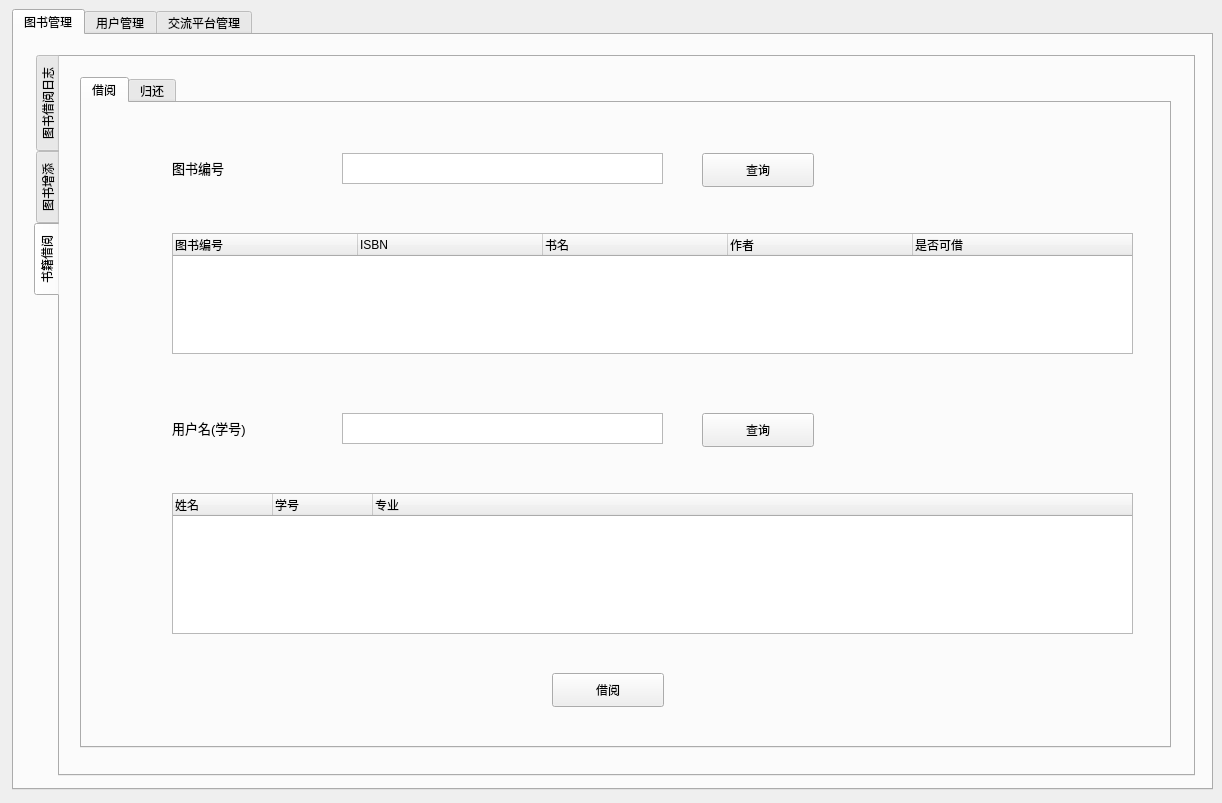
Before: the Qt Designer form Library/Library/Admin.ui in belowthetree/LibrarySystem, drawn with Qt 5.
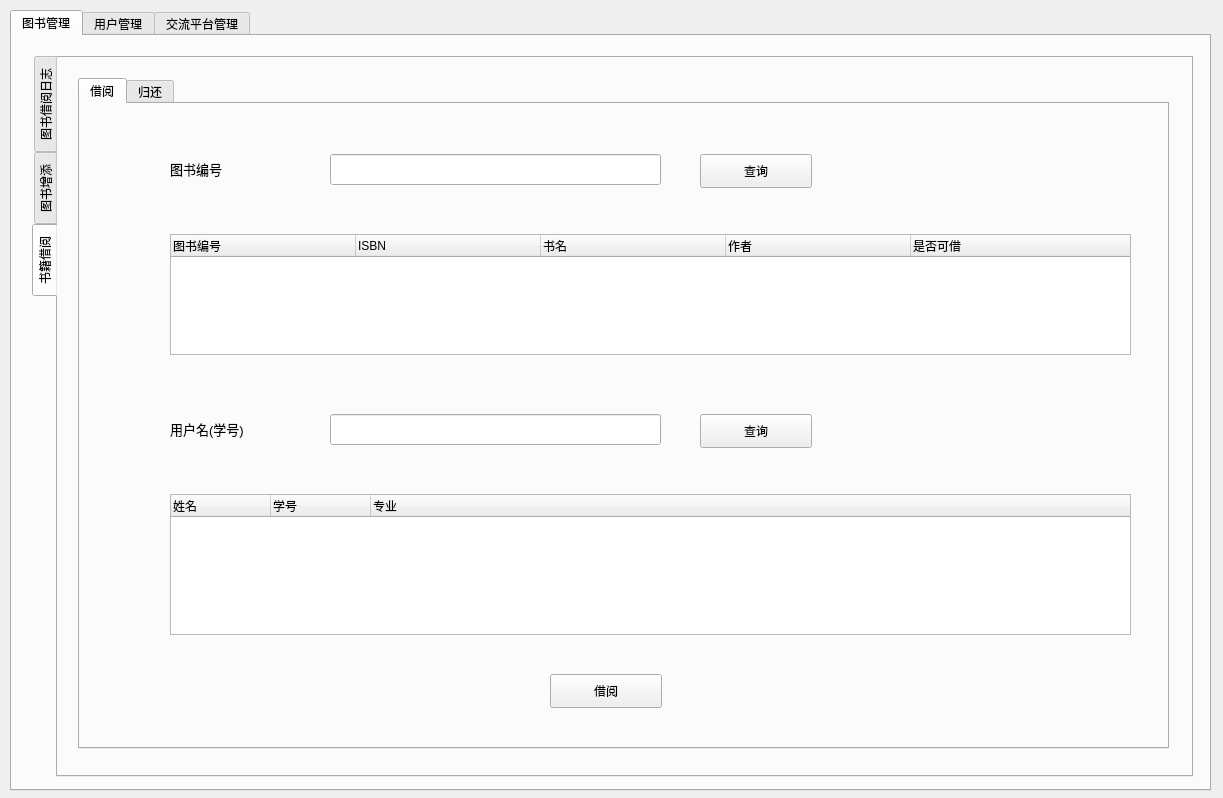
After: the same form once the commit is applied. The open tabs and pages were chosen to show the change.

Patch:
```diff
--- a/Library/Library/Admin.ui
+++ b/Library/Library/Admin.ui
@@ -6,8 +6,8 @@
    <rect>
     <x>0</x>
     <y>0</y>
-    <width>1222</width>
-    <height>803</height>
+    <width>1223</width>
+    <height>798</height>
    </rect>
   </property>
   <property name="windowTitle">
@@ -16,8 +16,8 @@
   <widget class="QTabWidget" name="tabWidget">
    <property name="geometry">
     <rect>
-     <x>12</x>
-     <y>9</y>
+     <x>10</x>
+     <y>10</y>
      <width>1201</width>
      <height>781</height>
     </rect>
@@ -313,16 +313,6 @@
           <string>&lt;html&gt;&lt;head/&gt;&lt;body&gt;&lt;p&gt;&lt;span style=&quot; font-size:10pt;&quot;&gt;图书编号&lt;/span&gt;&lt;/p&gt;&lt;/body&gt;&lt;/html&gt;</string>
          </property>
         </widget>
-        <widget class="QTextEdit" name="textEdit">
-         <property name="geometry">
-          <rect>
-           <x>260</x>
-           <y>50</y>
-           <width>321</width>
-           <height>31</height>
-          </rect>
-         </property>
-        </widget>
         <widget class="QPushButton" name="searchPushButton">
          <property name="geometry">
           <rect>
@@ -387,16 +377,6 @@
           <string>&lt;html&gt;&lt;head/&gt;&lt;body&gt;&lt;p&gt;&lt;span style=&quot; font-size:10pt;&quot;&gt;用户名(学号)&lt;/span&gt;&lt;/p&gt;&lt;/body&gt;&lt;/html&gt;</string>
          </property>
         </widget>
-        <widget class="QTextEdit" name="textEdit_2">
-         <property name="geometry">
-          <rect>
-           <x>260</x>
-           <y>310</y>
-           <width>321</width>
-           <height>31</height>
-          </rect>
-         </property>
-        </widget>
         <widget class="QPushButton" name="searchPushButton_2">
          <property name="geometry">
           <rect>
@@ -448,6 +428,26 @@
           <string>借阅</string>
          </property>
         </widget>
+        <widget class="QLineEdit" name="lineEdit">
+         <property name="geometry">
+          <rect>
+           <x>250</x>
+           <y>50</y>
+           <width>331</width>
+           <height>31</height>
+          </rect>
+         </property>
+        </widget>
+        <widget class="QLineEdit" name="lineEdit_2">
+         <property name="geometry">
+          <rect>
+           <x>250</x>
+           <y>310</y>
+           <width>331</width>
+           <height>31</height>
+          </rect>
+         </property>
+        </widget>
        </widget>
        <widget class="QWidget" name="tab_14">
         <attribute name="title">
@@ -820,6 +820,7 @@
    </widget>
   </widget>
  </widget>
+ <layoutdefault spacing="6" margin="11"/>
  <resources/>
  <connections/>
 </ui>
```
Left out of the diff: 28 changed lines with no effect on the pictures.
